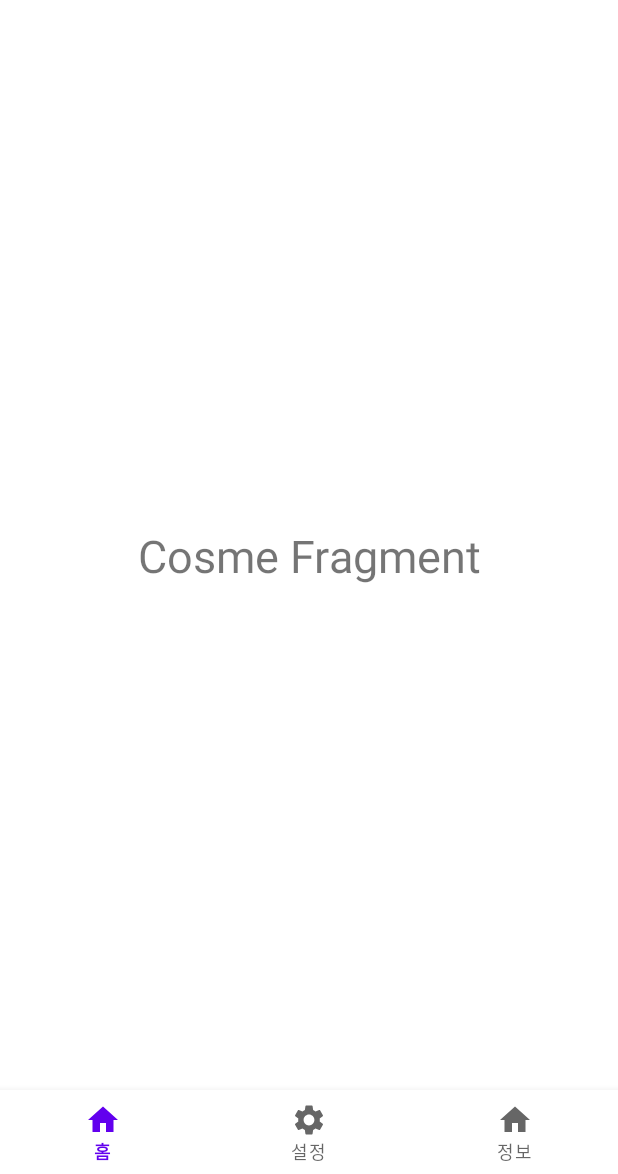
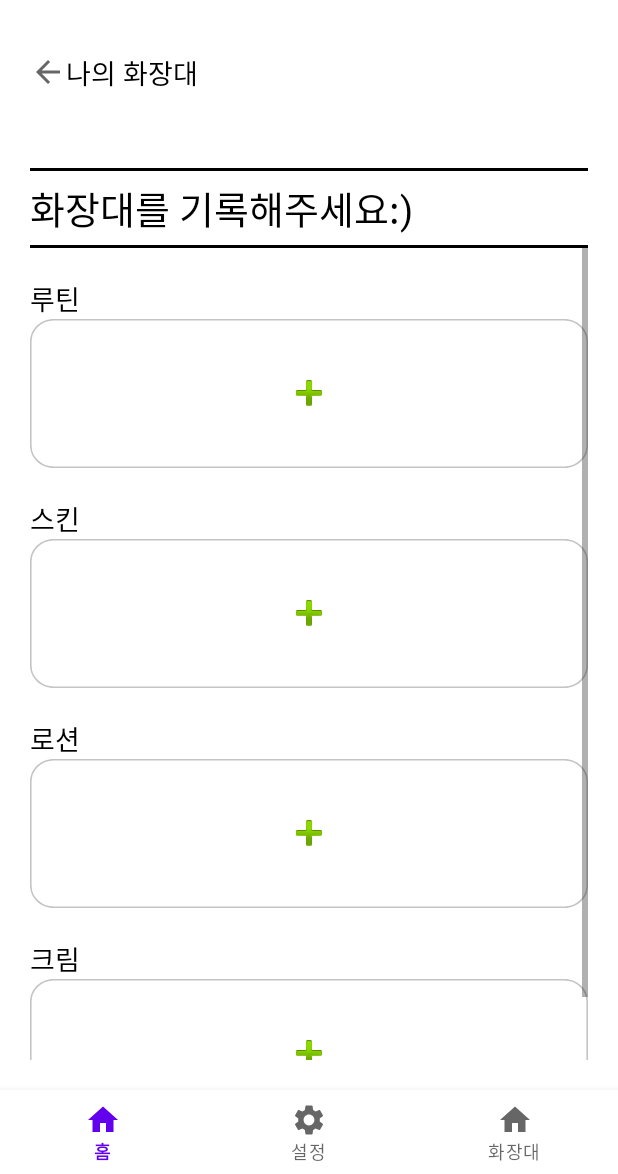
Before and after one commit to MondaysRutina/frontend, an Android app: the fragment CosmeFragment placed in its activity, on a phone screen of 412 x 824 dp, the part 62-1236 px from its top. Run offline under Robolectric (Android 15) with nearby library versions, the phone set to English and light mode, and no system bars.

Commit message:
issue/#17

```diff
--- a/app/src/main/java/com/cso/rutina/CosmeFragment.java
+++ b/app/src/main/java/com/cso/rutina/CosmeFragment.java
@@ -1,18 +1,53 @@
 package com.cso.rutina;
 
+import android.annotation.SuppressLint;
+import android.content.Intent;
 import android.os.Bundle;
-import androidx.fragment.app.Fragment;
 import android.view.LayoutInflater;
 import android.view.View;
 import android.view.ViewGroup;
+import android.widget.ImageView;
+
+import androidx.annotation.NonNull;
+import androidx.annotation.Nullable;
+import androidx.fragment.app.Fragment;
 
 
 public class CosmeFragment extends Fragment {
-
+    ImageView add_rutine;
+    ImageView add_skin;
     @Override
     public View onCreateView(LayoutInflater inflater, ViewGroup container,
                              Bundle savedInstanceState) {
         // Inflate the layout for this fragment
-        return inflater.inflate(R.layout.fragment_cosme, container, false);
+        return inflater.inflate(R.layout.activity_powder_room, container, false);
+    }
+
+    @SuppressLint("SetTextI18n")
+    @Override
+    public void onViewCreated(@NonNull View view, @Nullable Bundle savedInstanceState) {
+        super.onViewCreated(view, savedInstanceState);
+
+        add_rutine = view.findViewById(R.id.add_rutine);
+        add_skin = view.findViewById(R.id.add_skin);
+
+
+        add_rutine.setOnClickListener(new View.OnClickListener() {
+            @Override
+            public void onClick(View view) {
+                Intent intent = new Intent(getActivity(), Add_Rutine.class);
+                intent.addFlags(Intent.FLAG_ACTIVITY_NO_ANIMATION);
+                startActivity(intent);
+            }
+        });
+
+        add_skin.setOnClickListener(new View.OnClickListener() {
+            @Override
+            public void onClick(View view) {
+                Intent intent = new Intent(getActivity(), Load_Cosmetic.class);
+                intent.addFlags(Intent.FLAG_ACTIVITY_NO_ANIMATION);
+                startActivity(intent);
+            }
+        });
     }
 }
--- a/app/src/main/java/com/cso/rutina/Join.java
+++ b/app/src/main/java/com/cso/rutina/Join.java
@@ -133,7 +133,7 @@ public class Join extends AppCompatActivity {
                             boolean success = jsonResponse.getBoolean("success");
 
                             if (success) { //회원가입이 가능하다면
-                                Toast.makeText(getApplicationContext(), "회원가입이 완료되었습니다.", Toast.LENGTH_SHORT).show();
+//                                Toast.makeText(getApplicationContext(), "회원가입이 완료되었습니다.", Toast.LENGTH_SHORT).show();
 
                                 Intent intent = new Intent(Join.this, Join_Select1.class);
                                 startActivity(intent);
--- a/app/src/main/java/com/cso/rutina/Join_Select1.java
+++ b/app/src/main/java/com/cso/rutina/Join_Select1.java
@@ -15,7 +15,7 @@ public class Join_Select1 extends AppCompatActivity {
         super.onCreate(savedInstanceState);
         setContentView(R.layout.activity_join_select1);
 
-        buttonEvent = (Button) findViewById(R.id.dry);
+//        buttonEvent = (Button) findViewById(R.id.dry);
 //        buttonEvent.setOnTouchListener(new View.OnTouchListener() {
 //                                           @Override
 //                                           public boolean onTouch(View view, MotionEvent motionEvent) {
@@ -29,7 +29,7 @@ public class Join_Select1 extends AppCompatActivity {
 //                                           }
 //                                       });
 
-        //
+
         Button Next_Button;
         Next_Button = findViewById(R.id.Next_Button);
 
--- a/app/src/main/res/layout/activity_add_rutine.xml
+++ b/app/src/main/res/layout/activity_add_rutine.xml
@@ -4,7 +4,7 @@
     xmlns:tools="http://schemas.android.com/tools"
     android:layout_width="match_parent"
     android:layout_height="match_parent"
-    tools:context=".powder.Add_Routine">
+    tools:context=".Add_Rutine">
 
     <LinearLayout
         android:layout_width="match_parent"
--- a/app/src/main/res/layout/activity_powder_room.xml
+++ b/app/src/main/res/layout/activity_powder_room.xml
@@ -83,10 +83,12 @@
                     android:layout_height="wrap_content" >
 
                     <ImageView
-                        android:id="@+id/add_rutin"
+                        android:id="@+id/add_rutine"
                         android:layout_width="wrap_content"
                         android:layout_height="wrap_content"
                         android:layout_centerInParent="true"
+                        android:clickable="true"
+                        android:focusable="true"
                         app:srcCompat="@android:drawable/ic_input_add" />
 
                 </RelativeLayout>
@@ -105,11 +107,14 @@
                     android:background="@drawable/rectangle_2"
                     android:layout_width="match_parent"
                     android:layout_height="wrap_content" >
+
                     <ImageView
                         android:id="@+id/add_skin"
                         android:layout_width="wrap_content"
                         android:layout_height="wrap_content"
                         android:layout_centerInParent="true"
+                        android:clickable="true"
+                        android:focusable="true"
                         app:srcCompat="@android:drawable/ic_input_add" />
                 </RelativeLayout>
 
@@ -134,6 +139,8 @@
                         android:layout_width="wrap_content"
                         android:layout_height="wrap_content"
                         android:layout_centerInParent="true"
+                        android:clickable="true"
+                        android:focusable="true"
                         app:srcCompat="@android:drawable/ic_input_add" />
 
                 </RelativeLayout>
@@ -158,6 +165,8 @@
                         android:layout_width="wrap_content"
                         android:layout_height="wrap_content"
                         android:layout_centerInParent="true"
+                        android:clickable="true"
+                        android:focusable="true"
                         app:srcCompat="@android:drawable/ic_input_add" />
                 </RelativeLayout>
 
--- a/app/src/main/res/menu/menu_bottom.xml
+++ b/app/src/main/res/menu/menu_bottom.xml
@@ -21,7 +21,7 @@
         android:id="@+id/info"
         android:enabled="true"
         android:icon="@drawable/ic_home"
-        android:title="정보"
+        android:title="화장대"
         app:showAsAction="always"
         />
 </menu>
```
Also changed, not shown: app/src/main/AndroidManifest.xml (+13 -0 lines), app/src/main/java/com/cso/rutina/Join_Select2.java (+12 -0 lines), app/src/main/java/com/cso/rutina/Login.java (+3 -19 lines).
